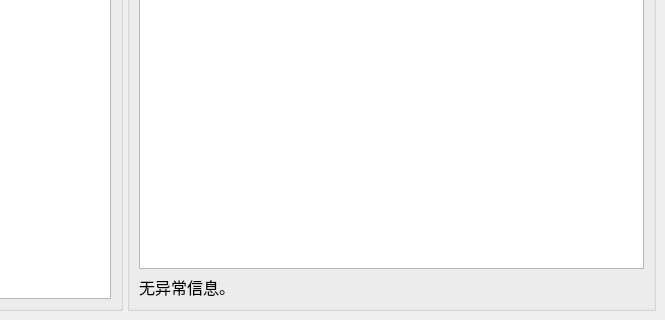
Old version of the form mainwindow.ui in the repository xw1216/LLGrammarAnalyzer; both pictures show x 415 to 1080 and y 400 to 720 of the 1080 by 720 pixel window.
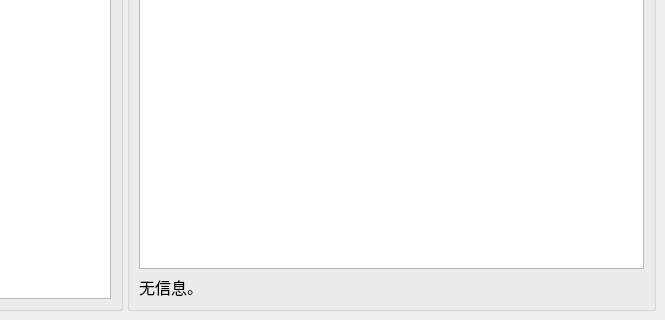
New version of the form. Icons and pictures are not drawn.

```diff
--- a/mainwindow.ui
+++ b/mainwindow.ui
@@ -314,7 +314,7 @@
               </font>
              </property>
              <property name="text">
-              <string>无异常信息。</string>
+              <string>无信息。</string>
              </property>
             </widget>
            </item>
```
